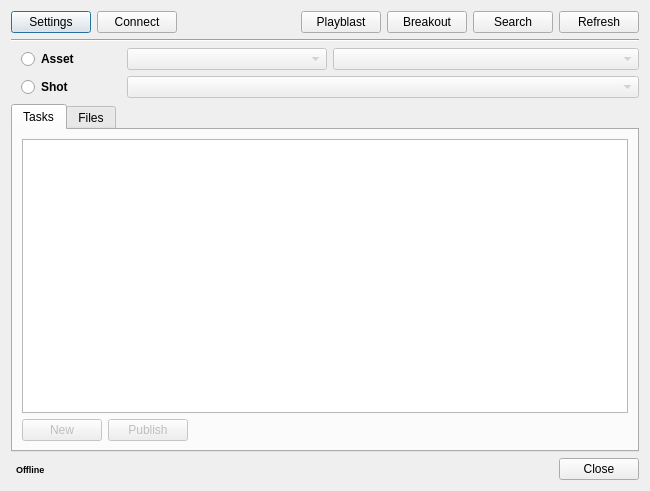
Qt form module/wildchildanimation/gui/forms/maya/swing_desktop.ui (dearyangyu/swing) before a commit.
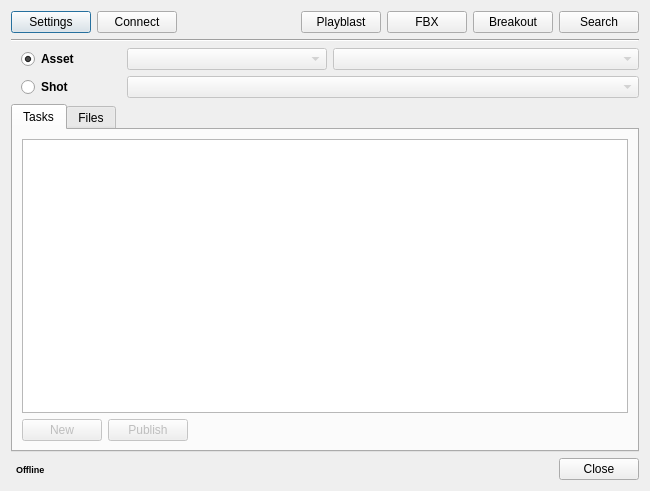
The same form after that commit.

Diff of the .ui file:
```diff
--- a/module/wildchildanimation/gui/forms/maya/swing_desktop.ui
+++ b/module/wildchildanimation/gui/forms/maya/swing_desktop.ui
@@ -59,6 +59,16 @@
        </property>
       </widget>
      </item>
+     <item>
+      <widget class="QPushButton" name="pushButtonFbx">
+       <property name="toolTip">
+        <string>Export current selection in DCC to an FBX</string>
+       </property>
+       <property name="text">
+        <string>FBX</string>
+       </property>
+      </widget>
+     </item>
      <item>
       <widget class="QPushButton" name="pushButtonBreakout">
        <property name="text">
@@ -76,16 +86,6 @@
        </property>
       </widget>
      </item>
-     <item>
-      <widget class="QPushButton" name="pushButtonRefresh">
-       <property name="text">
-        <string>Refresh</string>
-       </property>
-       <property name="shortcut">
-        <string>F5</string>
-       </property>
-      </widget>
-     </item>
     </layout>
    </item>
    <item>
@@ -141,7 +141,7 @@
         <string>Alt+A</string>
        </property>
        <property name="checked">
-        <bool>false</bool>
+        <bool>true</bool>
        </property>
       </widget>
      </item>
```
Left out of the diff: 6 changed lines with no effect on the pictures.
